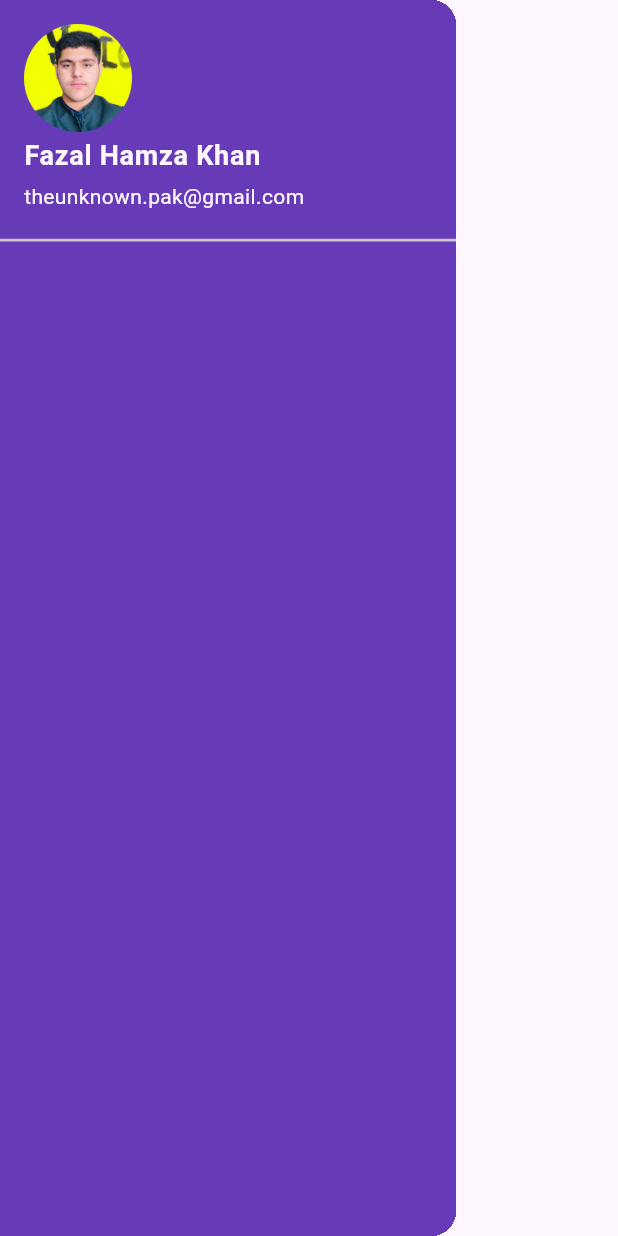
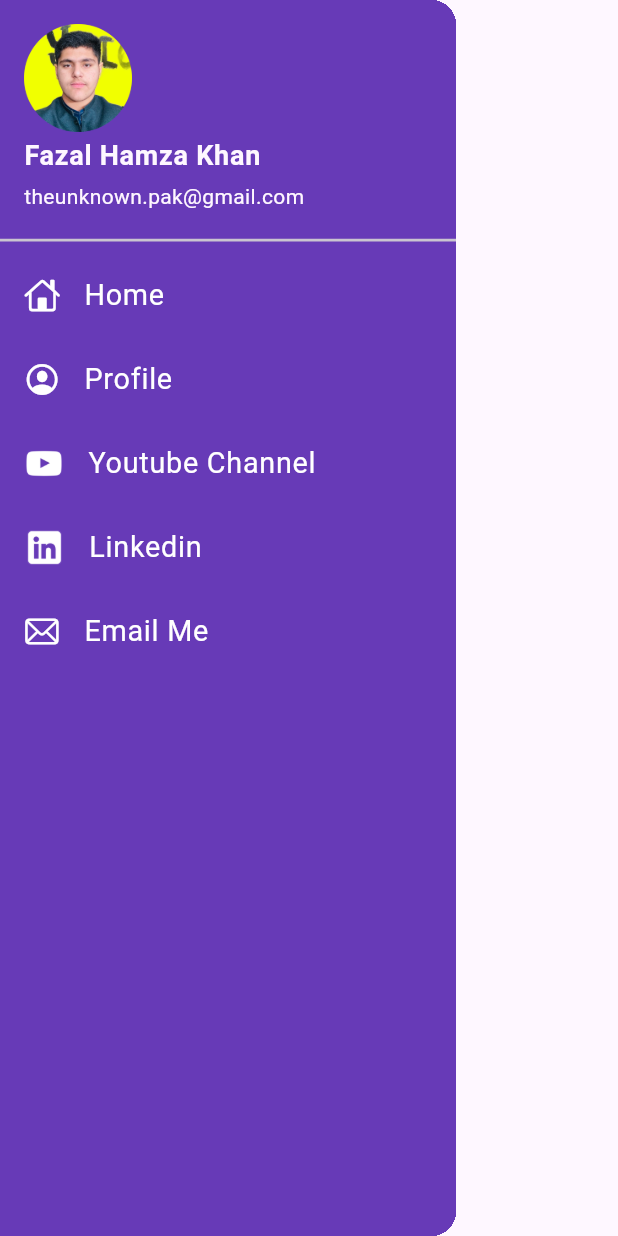
Before and after one commit to FazalHamzaKhan12/codepur_8h, a Flutter app: the MyDrawer widget shown alone on an empty page, opened directly, on a phone screen of 412 x 824 dp. Run offline on Flutter 3.47's test engine with Material 3 defaults, Android fonts, the phone set to English and light mode, and no system bars.

Commit message:
Chapter 8 Completed
3:04:47 / 8:38:00

•
Chapter 8 (Material Drawer | DevTools | ListView | NetworkImage)

```diff
--- a/lib/Widgets/drawer.dart
+++ b/lib/Widgets/drawer.dart
@@ -1,3 +1,5 @@
+import 'package:codepur_8h/Pages/profile.dart';
+import 'package:flutter/cupertino.dart';
 import 'package:flutter/material.dart';
 
 class MyDrawer extends StatelessWidget {
@@ -25,7 +27,79 @@ class MyDrawer extends StatelessWidget {
                         TextStyle(fontWeight: FontWeight.w400, fontSize: 14)),
                 currentAccountPicture:
                     Image.asset("assets/images/myprofile.png"),
-                ))
+              ),
+            ),
+
+            //for home
+            ListTile(
+              leading: Icon(
+                CupertinoIcons.home,
+                color: Colors.white,
+              ),
+              title: Text(
+                "Home",
+                textScaleFactor: 1.2,
+                style: TextStyle(color: Colors.white),
+              ),
+            ),
+
+            //for Profile
+            ListTile(
+              leading: Icon(
+                CupertinoIcons.profile_circled,
+                color: Colors.white,
+              ),
+              title: Text(
+                "Profile",
+                textScaleFactor: 1.2,
+                style: TextStyle(color: Colors.white),
+              ),
+              onTap: () {
+                Navigator.push(
+                  context,
+                  MaterialPageRoute(builder: (context) => ProfilePage()),
+                );
+              },
+            ),
+
+            //for youtube
+            ListTile(
+              leading: Image.asset(
+                'assets/images/whiteYoutube.png',
+                scale: 75,
+              ),
+              title: Text(
+                "Youtube Channel",
+                textScaleFactor: 1.2,
+                style: TextStyle(color: Colors.white),
+              ),
+            ),
+
+            //for Linkdin
+            ListTile(
+              leading: Image.asset(
+                'assets/images/linkedinwhite.png',
+                scale: 22,
+              ),
+              title: Text(
+                "Linkedin",
+                textScaleFactor: 1.2,
+                style: TextStyle(color: Colors.white),
+              ),
+            ),
+
+            //for mails
+            ListTile(
+              leading: Icon(
+                CupertinoIcons.mail,
+                color: Colors.white,
+              ),
+              title: Text(
+                "Email Me",
+                textScaleFactor: 1.2,
+                style: TextStyle(color: Colors.white),
+              ),
+            ),
           ],
         ),
       ),
--- a/pubspec.yaml
+++ b/pubspec.yaml
@@ -62,6 +62,9 @@ flutter:
   assets:
     - assets/images/login_img.png
     - assets/images/myprofile.png
+    - assets/images/whiteYoutube.png
+    - assets/images/linkedinwhite.png
+
 
   #   - images/a_dot_ham.jpeg
 
```
Also changed, not shown: lib/Pages/profile.dart (added, +206 -0 lines), assets/images/linkedinwhite.png (added), assets/images/whiteYoutube.png (added). Lines whose indentation alone changed are shown as unchanged.
